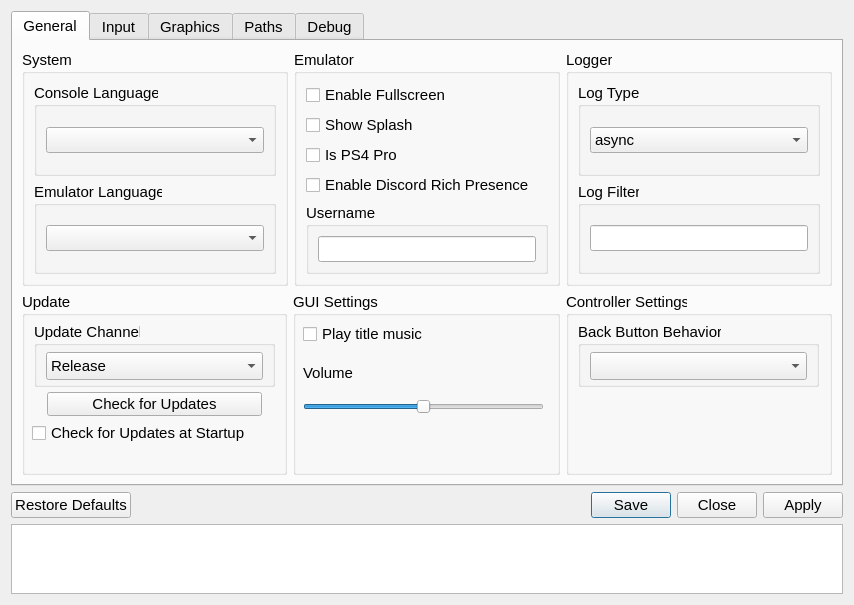
Old version of the form src/qt_gui/settings_dialog.ui in the repository ei-akulxx/shadPS4.
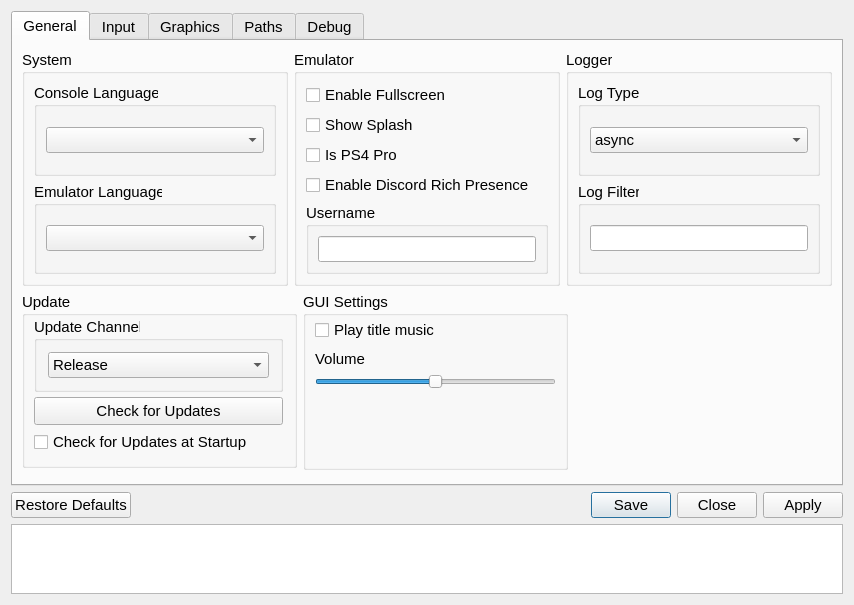
New version of the form. Icons and pictures are not drawn.

Commit message:
qt_gui: Organize settings page (#1316)
* Wire up translations and descriptions for the cursor settings.
* Move controller settings to input tab and rename it to controller (to inline it with how other settings are shown).
* Fixed unnecessary double initialization of the back button setting.
* Organize statements and functions w/ respect to their tabs and some minor QOL changes for the settings UI in general.

```diff
--- a/src/qt_gui/settings_dialog.ui
+++ b/src/qt_gui/settings_dialog.ui
@@ -274,6 +274,9 @@
          <layout class="QHBoxLayout" name="generalTabHLayout_2">
           <item>
            <layout class="QVBoxLayout" name="updaterTabLayoutLeft">
+            <property name="sizeConstraint">
+             <enum>QLayout::SizeConstraint::SetDefaultConstraint</enum>
+            </property>
             <property name="leftMargin">
              <number>0</number>
             </property>
@@ -286,56 +289,88 @@
             <property name="bottomMargin">
              <number>0</number>
             </property>
-            <item>
+            <item alignment="Qt::AlignmentFlag::AlignTop">
              <widget class="QGroupBox" name="updaterGroupBox">
               <property name="sizePolicy">
-               <sizepolicy hsizetype="Preferred" vsizetype="Preferred">
+               <sizepolicy hsizetype="Preferred" vsizetype="MinimumExpanding">
                 <horstretch>0</horstretch>
                 <verstretch>0</verstretch>
                </sizepolicy>
               </property>
               <property name="minimumSize">
                <size>
-                <width>265</width>
+                <width>275</width>
                 <height>0</height>
                </size>
               </property>
+              <property name="maximumSize">
+               <size>
+                <width>16777215</width>
+                <height>16777215</height>
+               </size>
+              </property>
               <property name="title">
                <string>Update</string>
               </property>
-              <widget class="QCheckBox" name="updateCheckBox">
-               <property name="geometry">
-                <rect>
-                 <x>10</x>
-                 <y>130</y>
-                 <width>261</width>
-                 <height>22</height>
-                </rect>
+              <layout class="QVBoxLayout" name="UpdateLayout" stretch="0,0,0">
+               <property name="spacing">
+                <number>5</number>
                </property>
-               <property name="text">
-                <string>Check for Updates at Startup</string>
+               <property name="topMargin">
+                <number>1</number>
                </property>
-              </widget>
+               <property name="rightMargin">
+                <number>11</number>
+               </property>
+               <property name="bottomMargin">
+                <number>11</number>
+               </property>
+               <item>
               <widget class="QGroupBox" name="updaterComboBox">
-               <property name="geometry">
-                <rect>
-                 <x>12</x>
-                 <y>30</y>
-                 <width>241</width>
-                 <height>65</height>
-                </rect>
+                 <property name="sizePolicy">
+                  <sizepolicy hsizetype="Preferred" vsizetype="Fixed">
+                   <horstretch>0</horstretch>
+                   <verstretch>0</verstretch>
+                  </sizepolicy>
+                 </property>
+                 <property name="minimumSize">
+                  <size>
+                   <width>0</width>
+                   <height>75</height>
+                  </size>
+                 </property>
+                 <property name="maximumSize">
+                  <size>
+                   <width>16777215</width>
+                   <height>16777215</height>
+                  </size>
                </property>
                <property name="title">
                 <string>Update Channel</string>
                </property>
+                 <layout class="QVBoxLayout" name="UpdateChannelLayout">
+                  <property name="spacing">
+                   <number>7</number>
+                  </property>
+                  <property name="leftMargin">
+                   <number>11</number>
+                  </property>
+                  <property name="topMargin">
+                   <number>11</number>
+                  </property>
+                  <property name="rightMargin">
+                   <number>11</number>
+                  </property>
+                  <property name="bottomMargin">
+                   <number>11</number>
+                  </property>
+                  <item>
                <widget class="QComboBox" name="updateComboBox">
-                <property name="geometry">
-                 <rect>
-                  <x>12</x>
-                  <y>30</y>
-                  <width>217</width>
-                  <height>28</height>
-                 </rect>
+                    <property name="sizePolicy">
+                     <sizepolicy hsizetype="Preferred" vsizetype="Fixed">
+                      <horstretch>0</horstretch>
+                      <verstretch>0</verstretch>
+                     </sizepolicy>
                 </property>
                 <item>
                  <property name="text">
@@ -348,47 +383,93 @@
                  </property>
                 </item>
                </widget>
-              </widget>
+                  </item>
+                 </layout>
+                </widget>
+               </item>
+               <item>
               <widget class="QPushButton" name="checkUpdateButton">
-               <property name="geometry">
-                <rect>
-                 <x>25</x>
-                 <y>100</y>
-                 <width>215</width>
-                 <height>24</height>
-                </rect>
+                 <property name="sizePolicy">
+                  <sizepolicy hsizetype="MinimumExpanding" vsizetype="Fixed">
+                   <horstretch>0</horstretch>
+                   <verstretch>0</verstretch>
+                  </sizepolicy>
+                 </property>
+                 <property name="minimumSize">
+                  <size>
+                   <width>197</width>
+                   <height>28</height>
+                  </size>
+                 </property>
+                 <property name="maximumSize">
+                  <size>
+                   <width>16777215</width>
+                   <height>16777215</height>
+                  </size>
                </property>
                <property name="text">
                 <string>Check for Updates</string>
                </property>
               </widget>
+               </item>
+               <item>
+                <widget class="QCheckBox" name="updateCheckBox">
+                 <property name="sizePolicy">
+                  <sizepolicy hsizetype="Preferred" vsizetype="Fixed">
+                   <horstretch>0</horstretch>
+                   <verstretch>0</verstretch>
+                  </sizepolicy>
+                 </property>
+                 <property name="font">
+                  <font>
+                   <pointsize>11</pointsize>
+                   <bold>false</bold>
+                  </font>
+                 </property>
+                 <property name="text">
+                  <string>Check for Updates at Startup</string>
+                 </property>
              </widget>
             </item>
            </layout>
-          </item>
+             </widget>
+            </item>
+           </layout>
+          </item>
           <item>
-           <layout class="QVBoxLayout" name="GUITabLayoutMiddle" stretch="1">
-            <item>
+           <layout class="QVBoxLayout" name="GUITabLayoutMiddle" stretch="0">
+            <item alignment="Qt::AlignmentFlag::AlignTop">
              <widget class="QGroupBox" name="GUIgroupBox">
               <property name="sizePolicy">
-               <sizepolicy hsizetype="MinimumExpanding" vsizetype="Preferred">
+               <sizepolicy hsizetype="Preferred" vsizetype="Preferred">
                 <horstretch>0</horstretch>
                 <verstretch>0</verstretch>
                </sizepolicy>
               </property>
+              <property name="minimumSize">
+               <size>
+                <width>0</width>
+                <height>0</height>
+               </size>
+              </property>
               <property name="title">
                <string>GUI Settings</string>
               </property>
-              <widget class="QWidget" name="verticalLayoutWidget_3">
-               <property name="geometry">
-                <rect>
-                 <x>10</x>
-                 <y>30</y>
-                 <width>241</width>
-                 <height>92</height>
-                </rect>
+              <layout class="QVBoxLayout" name="GUILayout">
+               <property name="topMargin">
+                <number>1</number>
                </property>
-               <layout class="QVBoxLayout" name="verticalLayout">
+               <property name="bottomMargin">
+                <number>11</number>
+               </property>
+               <item>
+                <layout class="QVBoxLayout" name="GUIMusicLayout">
+                 <property name="topMargin">
+                  <number>1</number>
+                 </property>
+                 <property name="bottomMargin">
+                  <number>0</number>
+                 </property>
                 <item>
                  <widget class="QCheckBox" name="playBGMCheckBox">
                   <property name="sizePolicy">
@@ -403,11 +484,35 @@
                  </widget>
                 </item>
                 <item>
-                 <layout class="QHBoxLayout" name="horizontalLayout">
-                  <item>
-                   <layout class="QVBoxLayout" name="verticalLayout_2">
+                  <spacer name="GUIverticalSpacer_2">
+                   <property name="orientation">
+                    <enum>Qt::Orientation::Vertical</enum>
+                   </property>
+                   <property name="sizeType">
+                    <enum>QSizePolicy::Policy::Fixed</enum>
+                   </property>
+                   <property name="sizeHint" stdset="0">
+                    <size>
+                     <width>20</width>
+                     <height>2</height>
+                    </size>
+                   </property>
+                  </spacer>
+                 </item>
                     <item>
                      <widget class="QLabel" name="label">
+                   <property name="sizePolicy">
+                    <sizepolicy hsizetype="Preferred" vsizetype="Fixed">
+                     <horstretch>0</horstretch>
+                     <verstretch>0</verstretch>
+                    </sizepolicy>
+                   </property>
+                   <property name="maximumSize">
+                    <size>
+                     <width>16777215</width>
+                     <height>16777215</height>
+                    </size>
+                   </property>
                       <property name="text">
                        <string>Volume</string>
                       </property>
@@ -449,51 +554,35 @@
                     </item>
                    </layout>
                   </item>
-                 </layout>
+               <item>
+                <widget class="QWidget" name="GUIwidgetSpacer" native="true">
+                 <property name="minimumSize">
+                  <size>
+                   <width>0</width>
+                   <height>61</height>
+                  </size>
+                 </property>
+                </widget>
                 </item>
                </layout>
               </widget>
-             </widget>
             </item>
            </layout>
           </item>
           <item>
-           <layout class="QVBoxLayout" name="ControllerTabLayoutRight" stretch="1">
+           <layout class="QVBoxLayout" name="EmptyTabLayoutRight">
             <item>
-             <widget class="QGroupBox" name="ControllerGroupBox">
-              <property name="sizePolicy">
-               <sizepolicy hsizetype="MinimumExpanding" vsizetype="Preferred">
-                <horstretch>0</horstretch>
-                <verstretch>0</verstretch>
-               </sizepolicy>
+             <spacer name="emptyHorizontalSpacer">
+              <property name="orientation">
+               <enum>Qt::Orientation::Horizontal</enum>
               </property>
-              <property name="title">
-               <string>Controller Settings</string>
+              <property name="sizeHint" stdset="0">
+               <size>
+                <width>40</width>
+                <height>20</height>
+               </size>
               </property>
-              <widget class="QGroupBox" name="backButtonBehaviorGroupBox">
-               <property name="geometry">
-                <rect>
-                 <x>12</x>
-                 <y>30</y>
-                 <width>241</width>
-                 <height>65</height>
-                </rect>
-               </property>
-               <property name="title">
-                <string>Back Button Behavior</string>
-               </property>
-               <widget class="QComboBox" name="backButtonBehaviorComboBox">
-                <property name="geometry">
-                 <rect>
-                  <x>12</x>
-                  <y>30</y>
-                  <width>217</width>
-                  <height>28</height>
-                 </rect>
-                </property>
-               </widget>
-              </widget>
-             </widget>
+             </spacer>
             </item>
            </layout>
           </item>
@@ -622,17 +711,71 @@
           <item>
            <layout class="QVBoxLayout" name="emptyTabLayoutMiddle">
             <item>
-             <spacer name="emptyHorizontalSpacerMiddle">
-              <property name="orientation">
-               <enum>Qt::Orientation::Horizontal</enum>
+             <widget class="QGroupBox" name="ControllerGroupBox">
+              <property name="sizePolicy">
+               <sizepolicy hsizetype="MinimumExpanding" vsizetype="Preferred">
+                <horstretch>0</horstretch>
+                <verstretch>0</verstretch>
+               </sizepolicy>
               </property>
-              <property name="sizeHint" stdset="0">
+              <property name="title">
+               <string>Controller</string>
+              </property>
+              <layout class="QVBoxLayout" name="ControllerLayout">
+               <property name="spacing">
+                <number>0</number>
+               </property>
+               <property name="topMargin">
+                <number>11</number>
+               </property>
+               <property name="bottomMargin">
+                <number>11</number>
+               </property>
+               <item>
+                <widget class="QGroupBox" name="backButtonBehaviorGroupBox">
+                 <property name="enabled">
+                  <bool>true</bool>
+                 </property>
+                 <property name="sizePolicy">
+                  <sizepolicy hsizetype="Fixed" vsizetype="Fixed">
+                   <horstretch>0</horstretch>
+                   <verstretch>0</verstretch>
+                  </sizepolicy>
+                 </property>
+                 <property name="minimumSize">
                <size>
-                <width>40</width>
-                <height>20</height>
-               </size>
-              </property>
-             </spacer>
+                   <width>237</width>
+                   <height>0</height>
+                  </size>
+                 </property>
+                 <property name="title">
+                  <string>Back Button Behavior</string>
+                 </property>
+                 <layout class="QVBoxLayout" name="BackButtonLayout">
+                  <property name="leftMargin">
+                   <number>11</number>
+                  </property>
+                  <item>
+                   <widget class="QComboBox" name="backButtonBehaviorComboBox"/>
+                  </item>
+                 </layout>
+                </widget>
+               </item>
+               <item>
+                <widget class="QWidget" name="controllerWidgetSpacer" native="true">
+                 <property name="enabled">
+                  <bool>true</bool>
+                 </property>
+                 <property name="minimumSize">
+                  <size>
+                   <width>0</width>
+                   <height>0</height>
+                  </size>
+                 </property>
+                </widget>
+               </item>
+              </layout>
+             </widget>
             </item>
            </layout>
           </item>
```
Left out of the diff: 61 changed lines with no effect on the pictures. Lines whose indentation alone changed are shown as unchanged. The commit also changes 4 other files.
